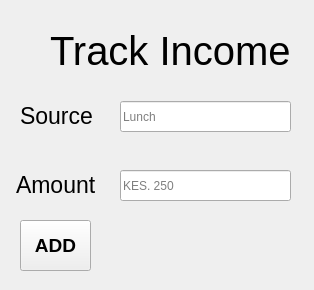
This is ui/add.ui in codewithlennylen/Expense-Tracker as Qt 5 draws it before an edit. The edited form follows.
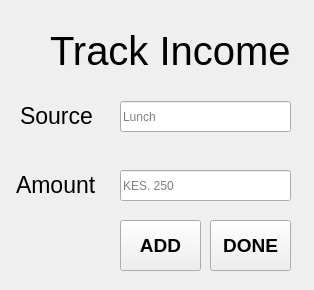
This is the edited form.

The edit to the form file:
```diff
--- a/ui/add.ui
+++ b/ui/add.ui
@@ -82,9 +82,9 @@
    <widget class="QPushButton" name="btn_add">
     <property name="geometry">
      <rect>
-      <x>20</x>
+      <x>120</x>
       <y>220</y>
-      <width>71</width>
+      <width>81</width>
       <height>51</height>
      </rect>
     </property>
@@ -117,6 +117,27 @@
      <string>Track Income</string>
     </property>
    </widget>
+   <widget class="QPushButton" name="btn_done">
+    <property name="geometry">
+     <rect>
+      <x>210</x>
+      <y>220</y>
+      <width>81</width>
+      <height>51</height>
+     </rect>
+    </property>
+    <property name="font">
+     <font>
+      <pointsize>14</pointsize>
+      <weight>75</weight>
+      <italic>false</italic>
+      <bold>true</bold>
+     </font>
+    </property>
+    <property name="text">
+     <string>DONE</string>
+    </property>
+   </widget>
   </widget>
  </widget>
  <resources/>
```
